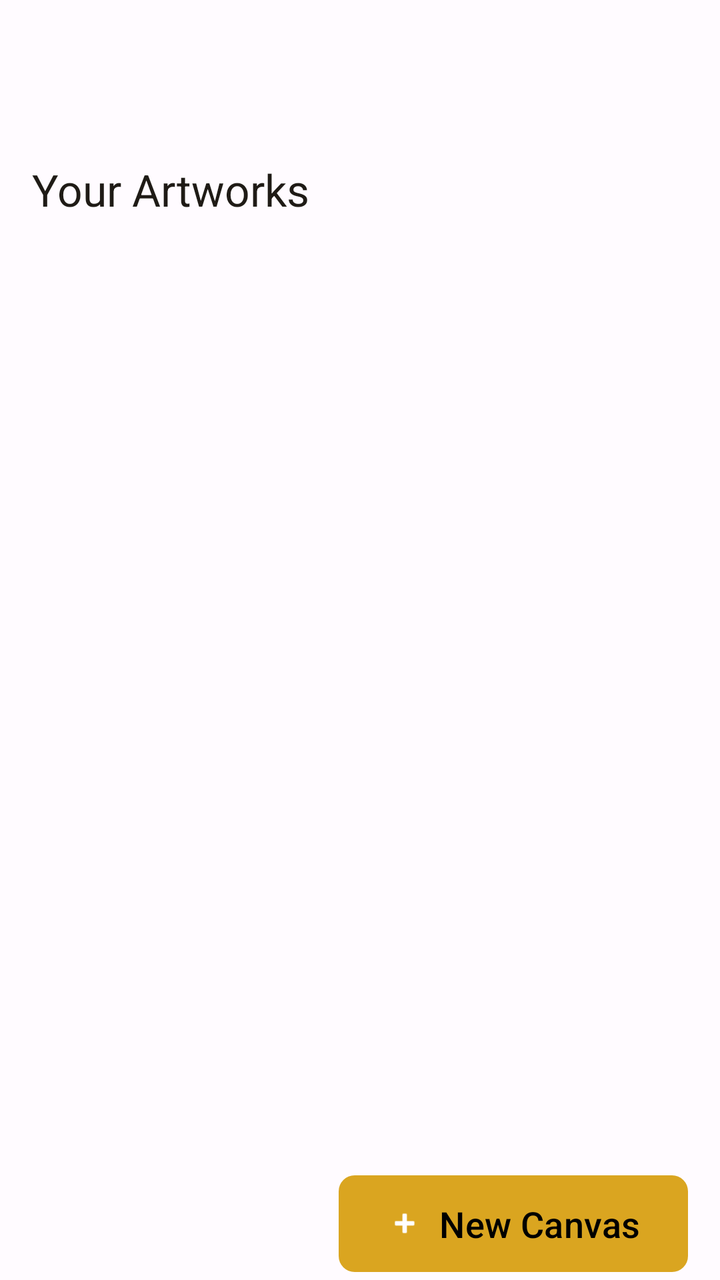
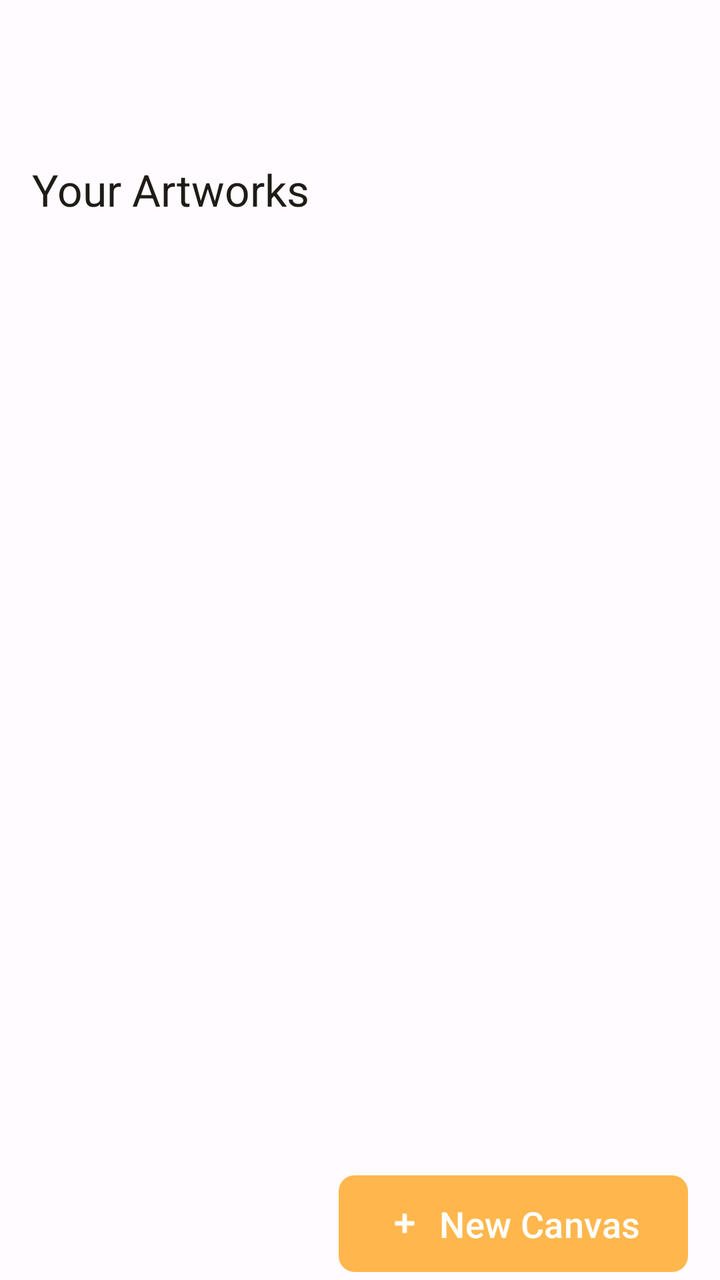

Compare the two renders of this Android layout. The source of the first and the diff that turns it into the second are given below.
<!-- AndroidManifest.xml: application theme Base.Theme.Heal -->
<!-- res/layout/fragment_art_corner.xml -->
<?xml version="1.0" encoding="utf-8"?>
<androidx.coordinatorlayout.widget.CoordinatorLayout xmlns:android="http://schemas.android.com/apk/res/android"
    xmlns:app="http://schemas.android.com/apk/res-auto"
    xmlns:tools="http://schemas.android.com/tools"
    android:layout_width="match_parent"
    android:layout_height="match_parent"
    android:id="@+id/art_corner_coordinator_layout"
    android:background="?attr/colorSurface">

    <ScrollView
        android:id="@+id/gallery_scroll_view"
        android:layout_width="match_parent"
        android:layout_height="match_parent">

        <LinearLayout
            android:layout_width="match_parent"
            android:layout_height="wrap_content"
            android:orientation="vertical"
            android:padding="16dp">

            
            <TextView
                android:layout_width="match_parent"
                android:layout_height="wrap_content"
                android:text="Your Artworks"
                android:textAppearance="?attr/textAppearanceTitleLarge"
                android:textColor="?attr/colorOnSurface"
                android:layout_marginTop="64dp"
                android:layout_marginBottom="16dp"/>


            <androidx.recyclerview.widget.RecyclerView
                android:id="@+id/recyclerViewArtwork"
                android:layout_width="match_parent"
                android:layout_height="wrap_content"
                android:nestedScrollingEnabled="false"
                tools:listitem="@layout/item_artwork_grid" /> 

            
            <TextView
                android:id="@+id/emptyStateArtworkTextView"
                android:layout_width="match_parent"
                android:layout_height="wrap_content"
                android:text="No artwork saved yet. Start creating something beautiful!"
                android:gravity="center"
                android:visibility="gone"
                android:layout_marginTop="32dp"
                android:textAppearance="?attr/textAppearanceBodyLarge"
                android:textColor="?attr/colorOnSurfaceVariant" />

        </LinearLayout>
    </ScrollView>

    
    <com.google.android.material.button.MaterialButton
        android:id="@+id/buttonNewCanvas"
        android:layout_width="wrap_content"
        android:layout_height="wrap_content"
        android:layout_gravity="bottom|end"
        android:layout_marginTop="16dp"
        android:layout_marginEnd="16dp"
        android:elevation="5dp"
        android:text="New Canvas"
        android:paddingVertical="12dp"
        android:paddingStart="24dp"
        android:paddingEnd="24dp"
        android:textSize="18sp"
        app:cornerRadius="8dp"
        app:icon="@android:drawable/ic_input_add"
        app:iconGravity="textStart"
        app:backgroundTint="@color/gold_secondary"
        android:textColor="@color/black" />

    <ProgressBar
        android:id="@+id/loading_progress_bar"
        android:layout_width="wrap_content"
        android:layout_height="wrap_content"
        android:layout_gravity="center"
        android:visibility="gone"
        style="?android:attr/progressBarStyleLarge" />

</androidx.coordinatorlayout.widget.CoordinatorLayout>
<!-- res/layout/item_artwork_grid.xml (included above) -->
<?xml version="1.0" encoding="utf-8"?>
<com.google.android.material.card.MaterialCardView xmlns:android="http://schemas.android.com/apk/res/android"
    xmlns:app="http://schemas.android.com/apk/res-auto"
    android:layout_width="match_parent"
    android:layout_height="wrap_content"
    android:layout_margin="8dp"
    app:cardCornerRadius="16dp"
    app:cardElevation="2dp"
    app:cardBackgroundColor="?attr/colorSurfaceContainerHigh"
    app:strokeColor="?attr/colorOutline"
    app:strokeWidth="1dp">

    <LinearLayout
        android:layout_width="match_parent"
        android:layout_height="wrap_content"
        android:orientation="vertical"
        android:padding="12dp">

        <ImageView
            android:id="@+id/imageViewArtwork"
            android:layout_width="match_parent"
            android:layout_height="160dp"
            android:background="?attr/colorSurfaceContainer"
            android:backgroundTint="?attr/colorSurfaceContainerLow"
            android:clipToOutline="true"
            android:contentDescription="Artwork thumbnail"
            android:scaleType="centerCrop"
            android:src="@drawable/abstract_1" /> 

        <TextView
            android:id="@+id/textViewArtworkName"
            android:layout_width="match_parent"
            android:layout_height="wrap_content"
            android:layout_marginTop="8dp"
            android:gravity="center"
            android:textAppearance="?attr/textAppearanceTitleSmall"
            android:textColor="?attr/colorOnSurface"
            android:text="Beautiful Abstract Art Piece"
            android:maxLines="1"
            android:ellipsize="end" />

        <TextView
            android:id="@+id/textViewArtworkTimestamp"
            android:layout_width="match_parent"
            android:layout_height="wrap_content"
            android:layout_marginTop="4dp"
            android:gravity="center"
            android:textAppearance="?attr/textAppearanceBodyMedium"
            android:textColor="?attr/colorOnSurfaceVariant"
            android:text="July 7, 2025 - 1:30 PM" />

    </LinearLayout>
</com.google.android.material.card.MaterialCardView>
<!-- resources referenced by this layout -->
<resources>
  <color name="black">#FF000000</color>
  <color name="gold_secondary">#DAA520</color>
  <color name="md_theme_primary">#FFB74D</color>
  <color name="md_theme_onPrimary">#FFFFFF</color>
  <color name="md_theme_primaryContainer">#FFDDC1</color>
  <color name="md_theme_onPrimaryContainer">#3D2400</color>
  <color name="md_theme_secondary">#7B5700</color>
  <color name="md_theme_onSecondary">#FFFFFF</color>
  <color name="md_theme_secondaryContainer">#FFDEB3</color>
  <color name="md_theme_onSecondaryContainer">#271900</color>
  <color name="md_theme_tertiary">#006B5E</color>
  <color name="md_theme_onTertiary">#FFFFFF</color>
  <color name="md_theme_tertiaryContainer">#78F8DB</color>
  <color name="md_theme_onTertiaryContainer">#00201B</color>
  <color name="md_theme_error">#BA1A1A</color>
  <color name="md_theme_onError">#FFFFFF</color>
  <color name="md_theme_errorContainer">#FFDAD6</color>
  <color name="md_theme_onErrorContainer">#410002</color>
  <color name="md_theme_background">#FFFBFF</color>
  <color name="md_theme_onBackground">#1F1B16</color>
  <color name="md_theme_surface">#FFFBFF</color>
  <color name="md_theme_onSurface">#1F1B16</color>
  <color name="md_theme_surfaceVariant">#F4DEC6</color>
  <color name="md_theme_onSurfaceVariant">#514438</color>
  <color name="md_theme_outline">#847466</color>
  <color name="md_theme_inverseOnSurface">#352F2A</color>
  <color name="md_theme_inverseSurface">#352F2A</color>
  <color name="md_theme_inversePrimary">#FFB74D</color>
  <color name="transparent">#00000000</color>
  <!-- unchanged entries left out for length: 2 -->
</resources>

<!-- the commit's change to res/layout/fragment_art_corner.xml (unified diff, before → after) -->
@@ -68,8 +68,8 @@
         app:cornerRadius="8dp"
         app:icon="@android:drawable/ic_input_add"
         app:iconGravity="textStart"
-        app:backgroundTint="@color/gold_secondary"
-        android:textColor="@color/black" />
+        app:backgroundTint="@color/md_theme_primary"
+        android:textColor="@color/white" />
 
     <ProgressBar
         android:id="@+id/loading_progress_bar"
<!-- resource entries referenced after the edit -->
@@ -1,8 +1,7 @@
 <!-- resources referenced by this layout -->
 <resources>
-  <color name="black">#FF000000</color>
-  <color name="gold_secondary">#DAA520</color>
   <color name="md_theme_primary">#FFB74D</color>
+  <color name="white">#FFFFFFFF</color>
   <color name="md_theme_onPrimary">#FFFFFF</color>
   <color name="md_theme_primaryContainer">#FFDDC1</color>
   <color name="md_theme_onPrimaryContainer">#3D2400</color>
